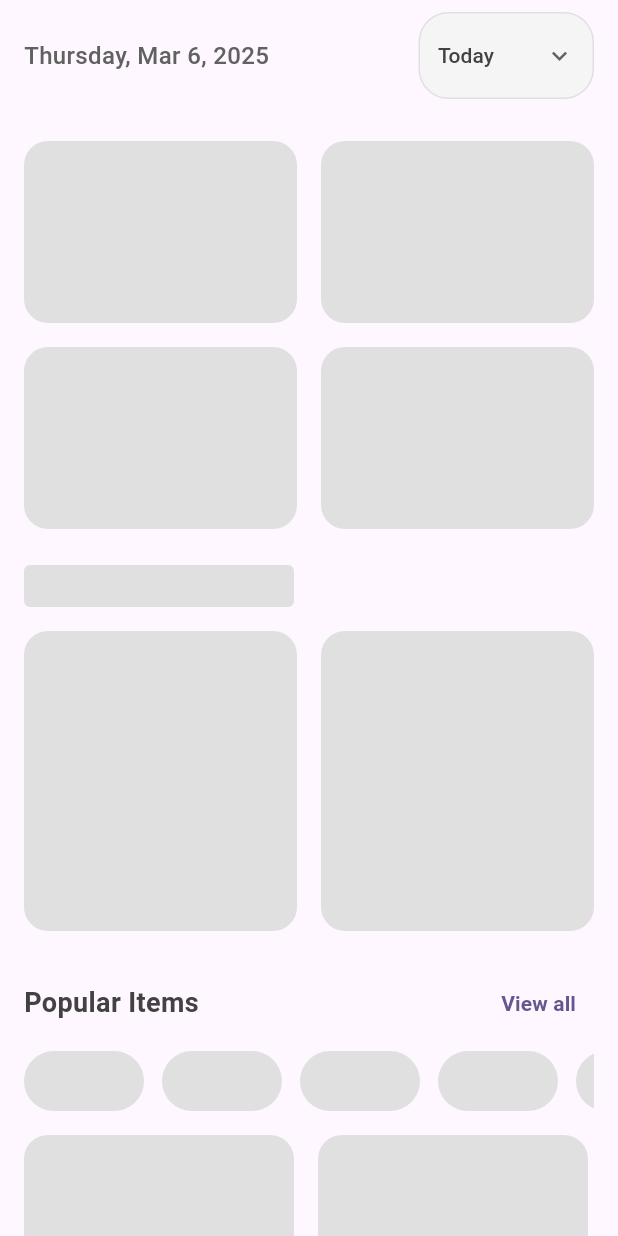
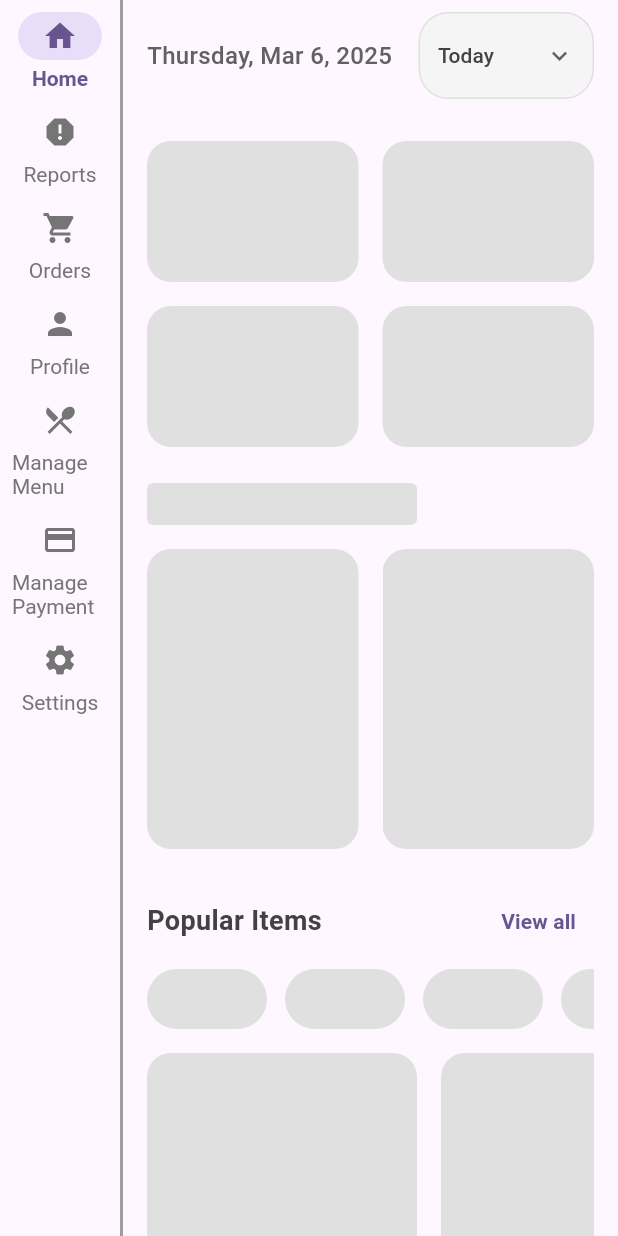
Before and after one commit to Romy907/canteendesk, a Flutter app: the ManagerHome screen opened directly, on a phone screen of 412 x 824 dp. Run offline on Flutter 3.47's test engine with Material 3 defaults, Android fonts, the phone set to English and light mode, and no system bars; drawn by our look-alikes of flutter_animate, shimmer; our stand-ins replace fl_chart.

Commit message:
Implement manager home screen layout and navigationrail

```diff
--- a/lib/Manager/ManagerHome.dart
+++ b/lib/Manager/ManagerHome.dart
@@ -1,15 +1,14 @@
-// import 'package:canteen/Manager/ManagerManageMenu.dart';
-// import 'package:canteen/Manager/ManagerPaymentMethods.dart';
 import 'package:flutter/material.dart';
+import 'package:flutter/services.dart';
 import 'package:intl/intl.dart';
 import 'package:fl_chart/fl_chart.dart';
 import 'package:shimmer/shimmer.dart';
 import 'package:flutter_animate/flutter_animate.dart';
 
 class ManagerHome extends StatefulWidget {
-
-  const ManagerHome({Key? key, })
-      : super(key: key);
+  const ManagerHome({
+    Key? key,
+  }) : super(key: key);
 
   @override
   _ManagerHomeState createState() => _ManagerHomeState();
@@ -17,7 +16,6 @@ class ManagerHome extends StatefulWidget {
 
 class _ManagerHomeState extends State<ManagerHome>
     with SingleTickerProviderStateMixin {
-
   // Animation controller
   late AnimationController _animationController;
   bool _isLoading = true;
@@ -67,8 +65,6 @@ class _ManagerHomeState extends State<ManagerHome>
     FlSpot(5, 23),
     FlSpot(6, 25),
   ];
-
-
 
   final List<Map<String, dynamic>> popularItems = [
     {
@@ -122,6 +118,9 @@ class _ManagerHomeState extends State<ManagerHome>
     'Beverages'
   ];
   String _selectedCategory = 'All';
+
+  // Selected index for navigation rail
+  int _selectedIndex = 0;
 
   @override
   void initState() {
@@ -190,11 +189,78 @@ class _ManagerHomeState extends State<ManagerHome>
     }
   }
 
+  // Method to update selected index for navigation rail
+  void _onDestinationSelected(int index) {
+    setState(() {
+      _selectedIndex = index;
+    });
+  }
 
   @override
   Widget build(BuildContext context) {
     return Scaffold(
-      body: LayoutBuilder(
+      body: Row(
+        children: [
+          SizedBox(
+            width: 80,
+            child: NavigationRail(
+              selectedIndex: _selectedIndex,
+              onDestinationSelected: _onDestinationSelected,
+
+
+              labelType: NavigationRailLabelType.all,
+              selectedIconTheme: IconThemeData(
+                color: Theme.of(context).colorScheme.primary,
+              ),
+              unselectedIconTheme: IconThemeData(
+                color: Colors.grey[600],
+              ),
+              selectedLabelTextStyle: TextStyle(
+                color: Theme.of(context).colorScheme.primary,
+                fontWeight: FontWeight.bold,
+              ),
+              unselectedLabelTextStyle: TextStyle(
+                color: Colors.grey[600],
+              ),
+              destinations: const [
+                NavigationRailDestination(
+                  icon: Icon(Icons.home),
+                  label: Text('Home'),
+                ),
+                NavigationRailDestination(
+                  icon: Icon(Icons.report),
+                  label: Text('Reports'),
+                ),
+                NavigationRailDestination(
+                  icon: Icon(Icons.shopping_cart),
+                  label: Text('Orders'),
+                ),
+                NavigationRailDestination(
+                  icon: Icon(Icons.person),
+                  label: Text('Profile'),
+                ),
+                NavigationRailDestination(
+                  icon: Icon(Icons.restaurant_menu),
+                  label: Text('Manage Menu '),
+                ),
+                NavigationRailDestination(
+                  icon: Icon(Icons.payment),
+                  label: Text('Manage Payment '),
+                ),
+                NavigationRailDestination(
+                  icon: Icon(Icons.settings),
+                  label: Text('Settings'),
+                ),
+              ],
+            ),
+          ),
+          const VerticalDivider(
+            width: 2,
+            thickness: 2,
+            color: Colors.grey,
+          ),
+          Expanded(
+            child: LayoutBuilder(
               builder: (context, constraints) {
                 if (constraints.maxWidth > 600) {
                   return _buildWideLayout();
@@ -202,6 +268,9 @@ class _ManagerHomeState extends State<ManagerHome>
                   return _buildNarrowLayout();
                 }
               },
+            ),
+          ),
+        ],
       ),
     );
   }
@@ -217,13 +286,13 @@ class _ManagerHomeState extends State<ManagerHome>
               children: [
                 _buildDateSelector(),
                 const SizedBox(height: 20),
-                _isLoading ? _buildStatisticsShimmer() : _buildStatisticsCards(),
+                _isLoading
+                    ? _buildStatisticsShimmer()
+                    : _buildStatisticsCards(),
                 const SizedBox(height: 24),
                 _isLoading ? _buildChartsShimmer() : _buildCharts(),
                 const SizedBox(height: 24),
                 _buildPopularItemsSection(),
-                const SizedBox(height: 24),
-                _buildQuickActions(),
                 const SizedBox(height: 24),
               ],
             ),
@@ -244,13 +313,13 @@ class _ManagerHomeState extends State<ManagerHome>
               children: [
                 _buildDateSelector(),
                 const SizedBox(height: 20),
-                _isLoading ? _buildStatisticsShimmer() : _buildStatisticsCards(),
+                _isLoading
+                    ? _buildStatisticsShimmer()
+                    : _buildStatisticsCards(),
                 const SizedBox(height: 24),
                 _isLoading ? _buildChartsShimmer() : _buildCharts(),
                 const SizedBox(height: 24),
                 _buildPopularItemsSection(),
-                const SizedBox(height: 24),
-                _buildQuickActions(),
                 const SizedBox(height: 24),
               ],
             ),
@@ -267,7 +336,8 @@ class _ManagerHomeState extends State<ManagerHome>
         mainAxisAlignment: MainAxisAlignment.spaceBetween,
         children: [
           Text(
-            DateFormat('EEEE, MMM d, yyyy').format(DateTime.parse("2025-03-06 17:34:01")),
+            DateFormat('EEEE, MMM d, yyyy')
+                .format(DateTime.parse("2025-03-06 17:34:01")),
             style: TextStyle(
               fontSize: 16,
               fontWeight: FontWeight.w500,
@@ -284,20 +354,28 @@ class _ManagerHomeState extends State<ManagerHome>
             child: DropdownButtonHideUnderline(
               child: DropdownButton<String>(
                 value: _selectedTimeRange,
-                icon: Icon(Icons.keyboard_arrow_down, size: 20, color: Colors.grey[700]),
+                icon: Icon(Icons.keyboard_arrow_down,
+                    size: 20, color: Colors.grey[700]),
                 style: TextStyle(
                   color: Colors.grey[800],
                   fontWeight: FontWeight.w500,
                   fontSize: 14,
                 ),
-                items: _timeRanges.map((range) => DropdownMenuItem(value: range, child: Text(range))).toList(),
+                items: _timeRanges
+                    .map((range) =>
+                        DropdownMenuItem(value: range, child: Text(range)))
+                    .toList(),
                 onChanged: _updateTimeRange,
               ),
             ),
-          ).animate().fadeIn(duration: 300.ms).moveX(begin: 20, end: 0, duration: 400.ms, curve: Curves.easeOutQuad),
+          ).animate().fadeIn(duration: 300.ms).moveX(
+              begin: 20, end: 0, duration: 400.ms, curve: Curves.easeOutQuad),
         ],
       ),
-    ).animate().fadeIn(duration: 400.ms).moveY(begin: -10, end: 0, duration: 400.ms, curve: Curves.easeOutQuad);
+    )
+        .animate()
+        .fadeIn(duration: 400.ms)
+        .moveY(begin: -10, end: 0, duration: 400.ms, curve: Curves.easeOutQuad);
   }
 
   Widget _buildStatisticsShimmer() {
@@ -328,10 +406,22 @@ class _ManagerHomeState extends State<ManagerHome>
 
   Widget _buildStatisticsCards() {
     final List<LinearGradient> gradients = [
-      LinearGradient(colors: [Color(0xFF6448FE), Color(0xFF5FC6FF)], begin: Alignment.topLeft, end: Alignment.bottomRight),
-      LinearGradient(colors: [Color(0xFF2ECE7B), Color(0xFF33D890)], begin: Alignment.topLeft, end: Alignment.bottomRight),
-      LinearGradient(colors: [Color(0xFFFE9A37), Color(0xFFFFB566)], begin: Alignment.topLeft, end: Alignment.bottomRight),
-      LinearGradient(colors: [Color(0xFFFF5182), Color(0xFFFF7B9E)], begin: Alignment.topLeft, end: Alignment.bottomRight),
+      LinearGradient(
+          colors: [Color(0xFF6448FE), Color(0xFF5FC6FF)],
+          begin: Alignment.topLeft,
+          end: Alignment.bottomRight),
+      LinearGradient(
+          colors: [Color(0xFF2ECE7B), Color(0xFF33D890)],
+          begin: Alignment.topLeft,
+          end: Alignment.bottomRight),
+      LinearGradient(
+          colors: [Color(0xFFFE9A37), Color(0xFFFFB566)],
+          begin: Alignment.topLeft,
+          end: Alignment.bottomRight),
+      LinearGradient(
+          colors: [Color(0xFFFF5182), Color(0xFFFF7B9E)],
+          begin: Alignment.topLeft,
+          end: Alignment.bottomRight),
     ];
 
     final List<IconData> icons = [
@@ -372,7 +462,8 @@ class _ManagerHomeState extends State<ManagerHome>
                           color: Colors.white.withAlpha(51),
                           borderRadius: BorderRadius.circular(10),
                         ),
-              child: Icon(icons[index], color: Colors.white, size: 22),
+                        child:
+                            Icon(icons[index], color: Colors.white, size: 22),
                       ),
                       Row(
                         children: [
@@ -400,7 +491,8 @@ class _ManagerHomeState extends State<ManagerHome>
                   Text(
                     statistics.keys.elementAt(index) == "Revenue"
                         ? "₹${NumberFormat('#,###').format(statistics[statistics.keys.elementAt(index)])}"
-              : statistics[statistics.keys.elementAt(index)].toString(),
+                        : statistics[statistics.keys.elementAt(index)]
+                            .toString(),
                     style: const TextStyle(
                       fontSize: 22,
                       fontWeight: FontWeight.bold,
@@ -434,7 +526,8 @@ class _ManagerHomeState extends State<ManagerHome>
           child: Container(
             width: 180,
             height: 28,
-            decoration: BoxDecoration(color: Colors.white, borderRadius: BorderRadius.circular(4)),
+            decoration: BoxDecoration(
+                color: Colors.white, borderRadius: BorderRadius.circular(4)),
           ),
         ),
         const SizedBox(height: 16),
@@ -446,7 +539,9 @@ class _ManagerHomeState extends State<ManagerHome>
                 highlightColor: Colors.grey[100]!,
                 child: Container(
                   height: 200,
-                  decoration: BoxDecoration(color: Colors.white, borderRadius: BorderRadius.circular(16)),
+                  decoration: BoxDecoration(
+                      color: Colors.white,
+                      borderRadius: BorderRadius.circular(16)),
                 ),
               ),
             ),
@@ -457,7 +552,9 @@ class _ManagerHomeState extends State<ManagerHome>
                 highlightColor: Colors.grey[100]!,
                 child: Container(
                   height: 200,
-                  decoration: BoxDecoration(color: Colors.white, borderRadius: BorderRadius.circular(16)),
+                  decoration: BoxDecoration(
+                      color: Colors.white,
+                      borderRadius: BorderRadius.circular(16)),
                 ),
               ),
             ),
@@ -473,26 +570,38 @@ class _ManagerHomeState extends State<ManagerHome>
       children: [
         Text(
           'Performance Trends',
-          style: TextStyle(fontSize: 18, fontWeight: FontWeight.bold, color: Colors.grey[800]),
-        ).animate().fadeIn(duration: 400.ms).moveX(begin: -20, end: 0, duration: 400.ms, curve: Curves.easeOutQuad),
-        const SizedBox(height: 16),
+          style: TextStyle(
+              fontSize: 18,
+              fontWeight: FontWeight.bold,
+              color: Colors.grey[800]),
+        ).animate().fadeIn(duration: 400.ms).moveX(
+            begin: -20, end: 0, duration: 400.ms, curve: Curves.easeOutQuad),
+        const SizedBox(height: 18),
         Row(
           children: [
             Expanded(
               child: Container(
-                height: 200,
+                height: 300,
                 padding: const EdgeInsets.all(16),
                 decoration: BoxDecoration(
                   color: Colors.white,
                   borderRadius: BorderRadius.circular(16),
-                  boxShadow: [BoxShadow(color: Colors.grey.withAlpha(25), blurRadius: 10, offset: const Offset(0, 4))],
+                  boxShadow: [
+                    BoxShadow(
+                        color: Colors.grey.withAlpha(25),
+                        blurRadius: 10,
+                        offset: const Offset(0, 4))
+                  ],
                 ),
                 child: Column(
                   crossAxisAlignment: CrossAxisAlignment.start,
                   children: [
                     Text(
                       'Revenue (Last 7 Days)',
-                      style: TextStyle(fontSize: 14, fontWeight: FontWeight.bold, color: Colors.grey[700]),
+                      style: TextStyle(
+                          fontSize: 14,
+                          fontWeight: FontWeight.bold,
+                          color: Colors.grey[700]),
                     ),
                     const SizedBox(height: 8),
                     Expanded(
@@ -501,14 +610,19 @@ class _ManagerHomeState extends State<ManagerHome>
                           gridData: FlGridData(show: false),
                           titlesData: FlTitlesData(
                             show: true,
-                            rightTitles: AxisTitles(sideTitles: SideTitles(showTitles: false)),
-                            topTitles: AxisTitles(sideTitles: SideTitles(showTitles: false)),
+                            rightTitles: AxisTitles(
+                                sideTitles: SideTitles(showTitles: false)),
+                            topTitles: AxisTitles(
+                                sideTitles: SideTitles(showTitles: false)),
                             bottomTitles: AxisTitles(
                               sideTitles: SideTitles(
                                 showTitles: true,
                                 reservedSize: 22,
                                 getTitlesWidget: (value, meta) {
-                                  const style = TextStyle(color: Color(0xff68737d), fontWeight: FontWeight.bold, fontSize: 10);
+                                  const style = TextStyle(
+                                      color: Color(0xff68737d),
+                                      fontWeight: FontWeight.bold,
+                                      fontSize: 10);
                                   String text;
                                   switch (value.toInt()) {
                                     case 0:
@@ -524,7 +638,10 @@ class _ManagerHomeState extends State<ManagerHome>
                                       text = '';
                                       break;
                                   }
-                                  return SideTitleWidget(meta: meta, space: 4, child: Text(text, style: style));
+                                  return SideTitleWidget(
+                                      meta: meta,
+                                      space: 4,
+                                      child: Text(text, style: style));
                                 },
                               ),
                             ),
@@ -538,7 +655,8 @@ class _ManagerHomeState extends State<ManagerHome>
                               barWidth: 3,
                               isStrokeCapRound: true,
                               dotData: FlDotData(show: false),
-                              belowBarData: BarAreaData(show: true, color: Colors.blue.withAlpha(51)),
+                              belowBarData: BarAreaData(
+                                  show: true, color: Colors.blue.withAlpha(51)),
                             ),
                           ],
                         ),
@@ -546,17 +664,23 @@ class _ManagerHomeState extends State<ManagerHome>
                     ),
                   ],
                 ),
-              ).animate().fadeIn(duration: 600.ms, delay: 200.ms).slideX(begin: -0.2, end: 0, duration: 600.ms, curve: Curves.easeOutQuad),
+              ).animate().fadeIn(duration: 600.ms, delay: 200.ms).slideX(
+                  begin: -0.2,
+                  end: 0,
+                  duration: 600.ms,
+                  curve: Curves.easeOutQuad),
             ),
             const SizedBox(width: 16),
             Expanded(
               child: Container(
-                height: 200,
+                height: 300,
                 padding: const EdgeInsets.all(16),
                 decoration: BoxDecoration(
                   color: Colors.white,
                   borderRadius: BorderRadius.circular(16),
-                  boxShadow: [BoxShadow(color: Colors.grey.withAlpha(25),
+                  boxShadow: [
+                    BoxShadow(
+                      color: Colors.grey.withAlpha(25),
                       blurRadius: 10,
                       offset: const Offset(0, 4),
                     ),
@@ -580,8 +704,10 @@ class _ManagerHomeState extends State<ManagerHome>
                           gridData: FlGridData(show: false),
                           titlesData: FlTitlesData(
                             show: true,
-                            rightTitles: AxisTitles(sideTitles: SideTitles(showTitles: false)),
-                            topTitles: AxisTitles(sideTitles: SideTitles(showTitles: false)),
+                            rightTitles: AxisTitles(
+                                sideTitles: SideTitles(showTitles: false)),
+                            topTitles: AxisTitles(
+                                sideTitles: SideTitles(showTitles: false)),
                             bottomTitles: AxisTitles(
                               sideTitles: SideTitles(
                                 showTitles: true,
@@ -973,105 +1099,4 @@ class _ManagerHomeState extends State<ManagerHome>
   //     );
   //   }
   // }
-
-  Widget _buildQuickActions() {
-    final List<Map<String, dynamic>> actions = [
-      {
-        'title': 'Manage Menu',
-        'icon': Icons.restaurant_menu,
-        'color': Colors.blue[700]!,
-      },
-      {
-        'title': 'Manage Payment',
-        'icon': Icons.money,
-        'color': Colors.blue[700]!,
-      },
-    ];
-
-    return Column(
-      crossAxisAlignment: CrossAxisAlignment.start,
-      children: [
-        Text(
-          'Quick Actions',
-          style: TextStyle(
-            fontSize: 18,
-            fontWeight: FontWeight.bold,
-            color: Colors.grey[800],
-          ),
-        ).animate().fadeIn(delay: 900.ms, duration: 400.ms).moveX(
-            begin: -20, end: 0, duration: 400.ms, curve: Curves.easeOutQuad),
-        const SizedBox(height: 16),
-        _isLoading
-            ? _buildQuickActionsShimmer()
-            : _buildQuickActionsGrid(actions),
-
-        // Current date-time and user info footer
-      ],
-    );
 }
-
-  Widget _buildQuickActionsGrid(List<Map<String, dynamic>> actions) {
-    return Row(
-      mainAxisAlignment: MainAxisAlignment.spaceBetween,
-      children: actions.asMap().entries.map((entry) {
-        final index = entry.key;
-        final action = entry.value;
-
-        return InkWell(
-          //onTap: () => _handleActionTap(action),
-          borderRadius: BorderRadius.circular(12),
-          child: Container(
-            padding: const EdgeInsets.all(16),
-            decoration: BoxDecoration(
-              color: Colors.white,
-              borderRadius: BorderRadius.circular(12),
-              boxShadow: [
-                BoxShadow(
-                  color: Colors.grey.withAlpha(25),
-                  blurRadius: 5,
-                  offset: const Offset(0, 2),
-                ),
-              ],
-            ),
-            child: Column(
-              children: [
-                Container(
-                  padding: const EdgeInsets.all(10),
-                  decoration: BoxDecoration(
-                    color: action['color'].withAlpha(25),
-                    borderRadius: BorderRadius.circular(10),
-                  ),
-                  child: Icon(
-                    action['icon'],
-                    color: action['color'],
-                    size: 24,
-                  ),
-                ),
-                const SizedBox(height: 8),
-                Text(
-                  action['title'],
-                  style: TextStyle(
-                    color: Colors.grey[800],
-                    fontWeight: FontWeight.w500,
-                    fontSize: 12,
-                  ),
-                ),
-              ],
-            ),
-          ),
-        )
-            .animate()
-            .fadeIn(delay: 1.seconds + (100.ms * index), duration: 400.ms)
-            .scale(
-                begin: const Offset(0.8, 0.8),
-                end: const Offset(1.0, 1.0),
-                duration: 300.ms,
-                curve: Curves.elasticOut)
-            .animate(
-                onPlay: (controller) => controller.repeat(reverse: true),
-                delay: 3.seconds)
-            .shimmer(duration: 1.seconds, color: action['color'].withAlpha(51));
-      }).toList(),
-    );
-  }
-}
```
Lines whose indentation alone changed are shown as unchanged.
